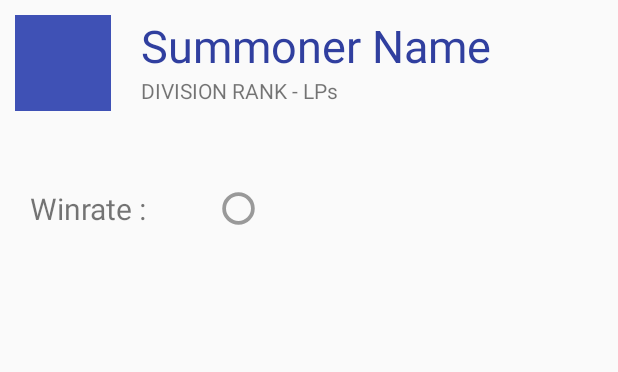
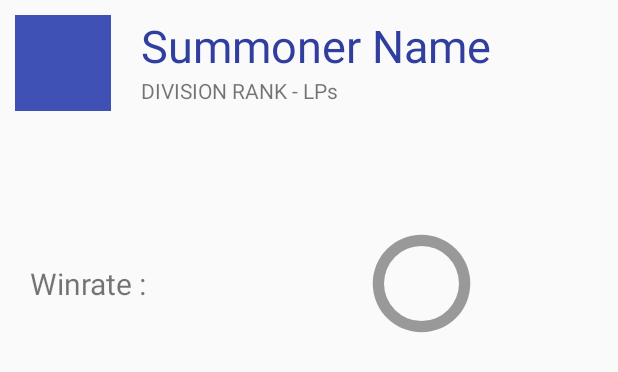
Before and after one commit to aminesghir/LeagueHelper, an Android app: the layout activity_summoner_stats.xml on its own in the app's theme, with its tools: preview values and no code run, on a phone screen of 412 x 824 dp. Shown: the top 372 px of the screen. Run offline under Robolectric (Android 15) with nearby library versions, the phone set to English and light mode, and no system bars.

Commit message:
added profil icon image

```diff
--- a/app/src/main/java/com/aminesghir/leaguehelper/Data/JsonParser.java
+++ b/app/src/main/java/com/aminesghir/leaguehelper/Data/JsonParser.java
@@ -31,6 +31,7 @@ public class JsonParser {
             summoner.setName(jo.getString("name"));
             summoner.setLevel(jo.getInt("summonerLevel"));
             summoner.setAccountId(jo.getLong("accountId"));
+            summoner.setIconId(jo.getInt("profileIconId"));
 
 
             return summoner;
--- a/app/src/main/res/layout/activity_summoner_stats.xml
+++ b/app/src/main/res/layout/activity_summoner_stats.xml
@@ -72,15 +72,16 @@
                     android:textSize="20sp" />
 
                 <RelativeLayout
-                    android:layout_width="wrap_content"
-                    android:layout_height="wrap_content">
+                    android:layout_width="0dp"
+                    android:layout_height="wrap_content"
+                    android:layout_weight="2">
 
                     <ProgressBar
 
                         android:id="@+id/circularProgressbar"
                         style="?android:attr/progressBarStyleHorizontal"
-                        android:layout_width="50dp"
-                        android:layout_height="50dp"
+                        android:layout_width="150dp"
+                        android:layout_height="150dp"
                         android:max="100"
                         android:progress="0"
                         android:layout_centerInParent="true"
```
Also changed, not shown: app/src/main/java/com/aminesghir/leaguehelper/Data/Model/Summoner.java (+8 -0 lines), app/src/main/java/com/aminesghir/leaguehelper/UI/Adapter/GameSummonerAdapter.java (+1 -27 lines), app/src/main/java/com/aminesghir/leaguehelper/UI/AsyncTask/DownloadImageTask.java (added, +38 -0 lines), app/src/main/java/com/aminesghir/leaguehelper/UI/SummonerStatsActivity.java (+30 -5 lines).
